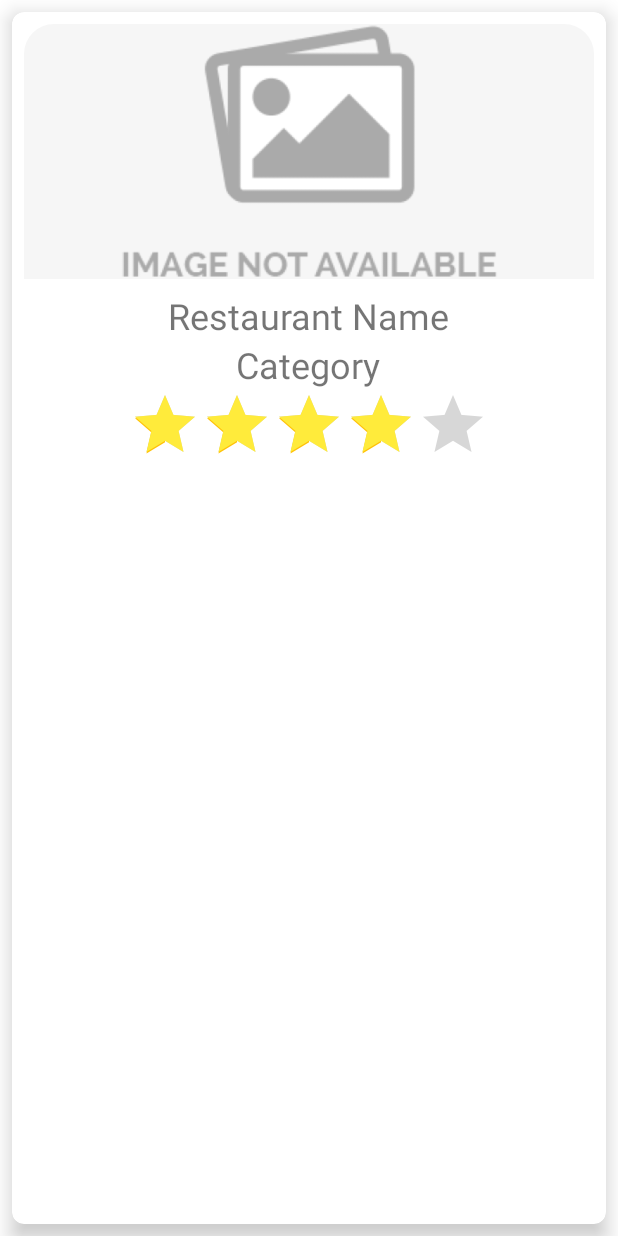
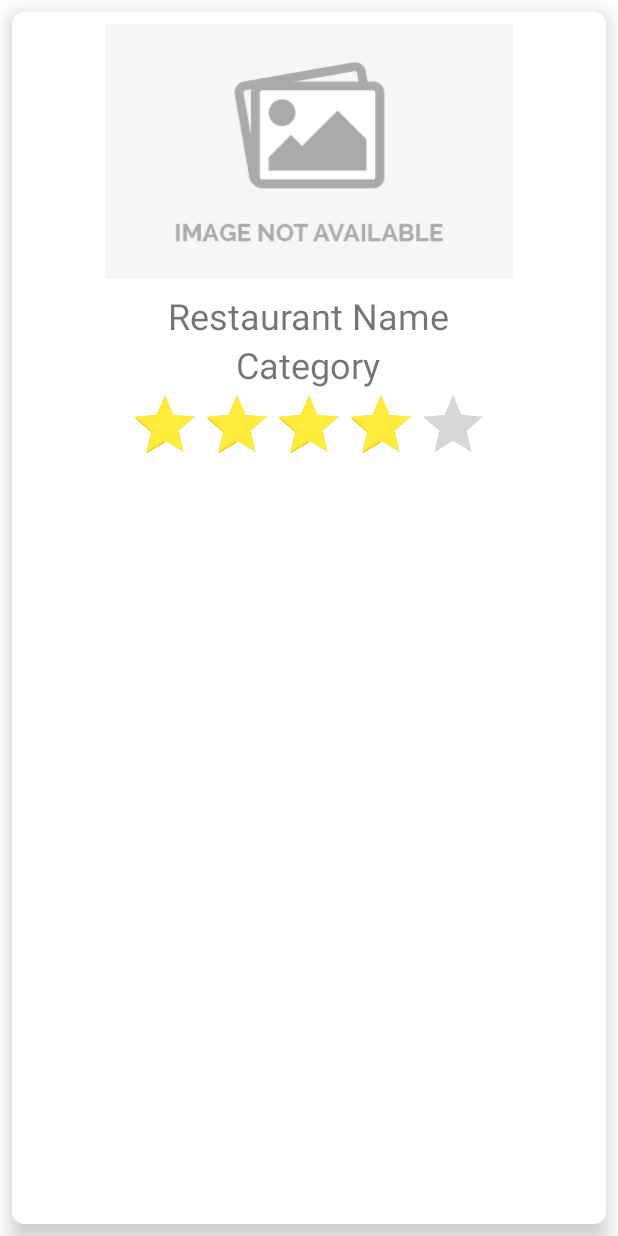
Before and after one commit to ybiblow/FooDiary, an Android app: the layout fragment_restaurant.xml on its own in the app's theme, with its tools: preview values and no code run, on a phone screen of 412 x 824 dp. Run offline under Robolectric (Android 15) with nearby library versions, the phone set to English and light mode, and no system bars.

Commit message:
Changed: image scale in fragment_restaurant.xml

```diff
--- a/app/src/main/java/dev/jacob_ba/foodiary/fragments/RestaurantFragment.java
+++ b/app/src/main/java/dev/jacob_ba/foodiary/fragments/RestaurantFragment.java
@@ -92,7 +92,7 @@ public class RestaurantFragment extends Fragment {
                 .load(restaurant.getImage_url())
                 .placeholder(R.drawable.image_not_available)
                 .into(binding.fragmentRestaurantImage);
-        binding.fragmentRestaurantImage.setScaleType(ImageView.ScaleType.CENTER_INSIDE);
+//        binding.fragmentRestaurantImage.setScaleType(ImageView.ScaleType.CENTER_CROP);
     }
 
     private void getRestaurant() {
--- a/app/src/main/res/layout/fragment_restaurant.xml
+++ b/app/src/main/res/layout/fragment_restaurant.xml
@@ -35,7 +35,7 @@
                     android:layout_width="match_parent"
                     android:layout_height="170dp"
                     android:layout_marginBottom="8dp"
-                    android:scaleType="centerCrop"
+                    android:scaleType="fitCenter"
                     android:src="@drawable/image_not_available"
                     app:shapeAppearance="@style/shapeableImageViewRounded" />
 
--- a/app/src/main/res/layout/list_dish_item.xml
+++ b/app/src/main/res/layout/list_dish_item.xml
@@ -44,6 +44,7 @@
             android:layout_height="wrap_content"
             android:layout_alignStart="@id/dish_name"
             android:layout_marginTop="40dp"
+            android:isIndicator="true"
             android:progressTint="@color/yellow_500"
             android:rating="3.5"
             android:secondaryProgressTint="@color/amber_500"
--- a/app/src/main/res/layout/list_restaurant_item.xml
+++ b/app/src/main/res/layout/list_restaurant_item.xml
@@ -58,6 +58,7 @@
             android:layout_below="@id/restaurant_category"
             android:layout_alignStart="@id/restaurant_category"
             android:layout_marginTop="40dp"
+            android:isIndicator="true"
             android:progressTint="@color/yellow_500"
             android:rating="3.5"
             android:secondaryProgressTint="@color/amber_500"
```
